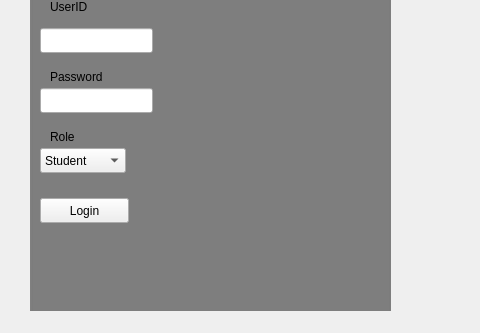
This is mainwindow.ui in ahmadqasembader/DBMS-project as Qt 5 draws it before an edit; both pictures show x 0 to 480 and y 112 to 445 of the 801 by 445 pixel window. The edited form follows.
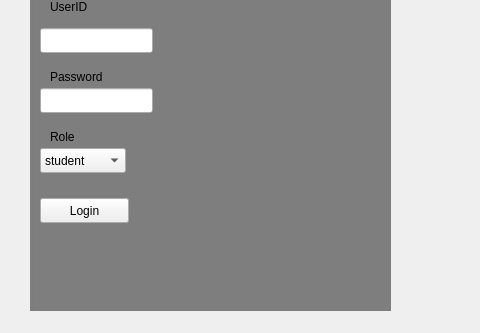
This is the edited form.

```diff
--- a/mainwindow.ui
+++ b/mainwindow.ui
@@ -170,7 +170,7 @@
      </property>
      <item>
       <property name="text">
-       <string>Student</string>
+       <string>student</string>
       </property>
      </item>
      <item>
```
Left out of the diff: 6 changed lines with no effect on the pictures.
